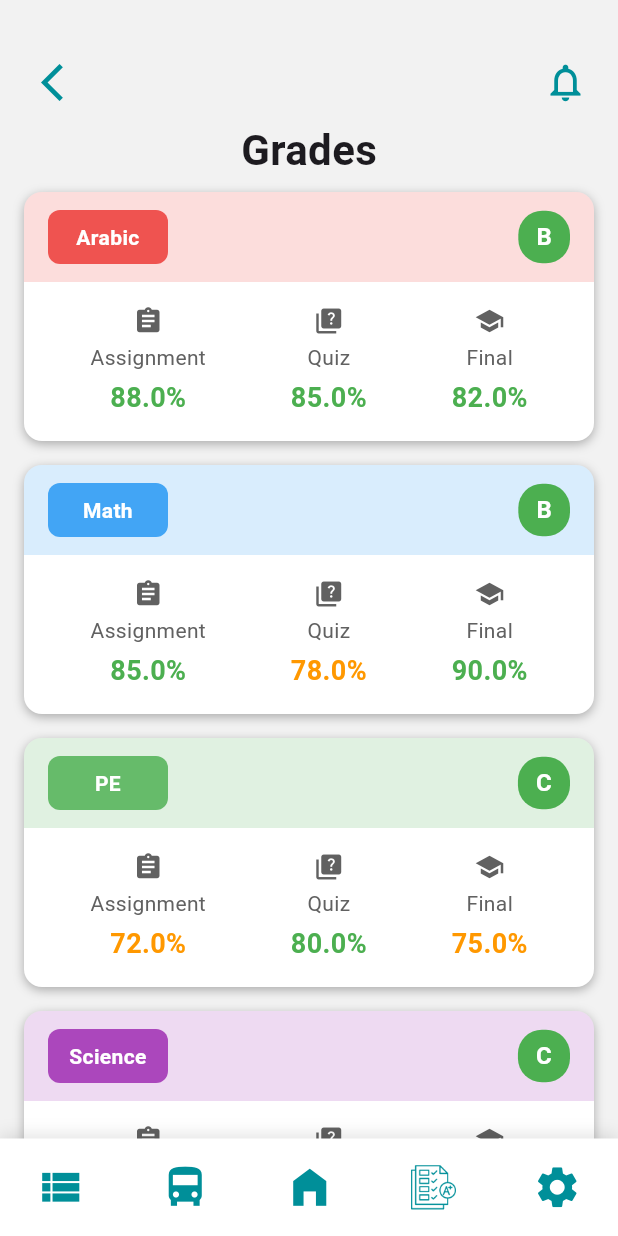
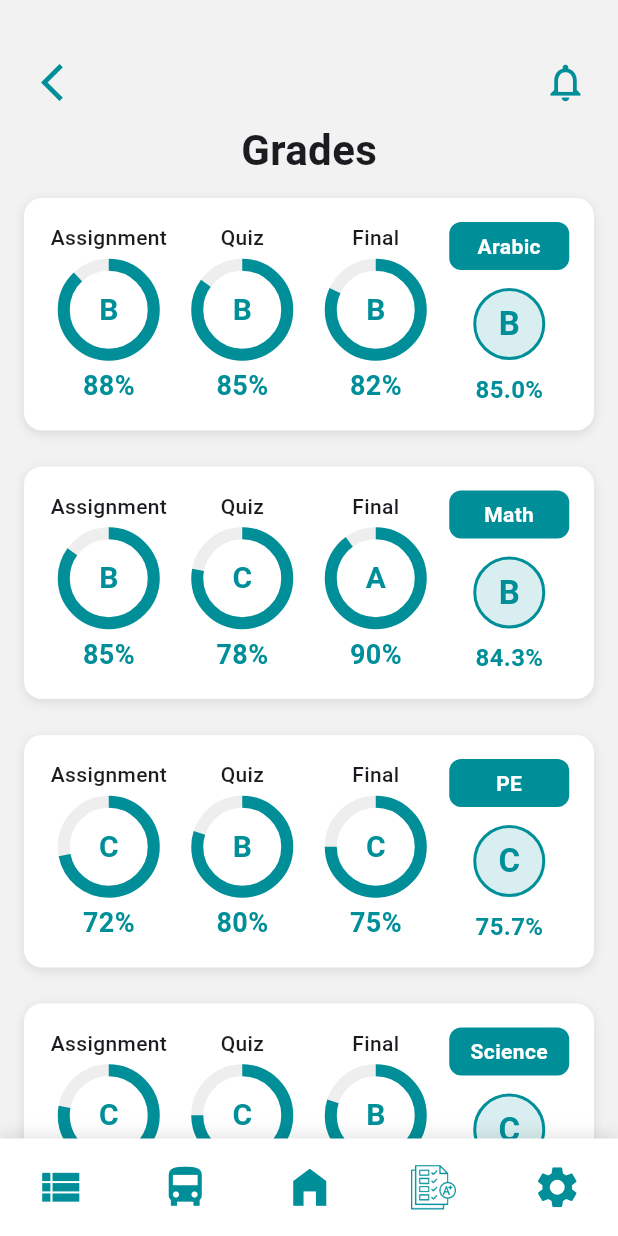
Before and after one commit to aliKhaledIbnAlwalid/Education1Nourish, a Flutter app: the GradeScreenBody screen opened directly, on a phone screen of 412 x 824 dp. Run offline on Flutter 3.47's test engine with Material 3 defaults, Android fonts, the phone set to English and light mode, and no system bars; our stand-ins replace bloc, concentric_transition, dio, dotted_border, equatable, file_picker and 10 more; accounts and stored records are empty; network calls fail.

Commit message:
finishing grade screen ui, updating ndk to 26, enhancing app bar and the more in the road

```diff
--- a/lib/features/Parent/features/Grade/presentation/views/widgets/grade_column.dart
+++ b/lib/features/Parent/features/Grade/presentation/views/widgets/grade_column.dart
@@ -1,52 +1,108 @@
+import 'package:edunourish/core/utils/constants.dart';
+import 'package:edunourish/features/Parent/core/utils/styles.dart';
 import 'package:flutter/material.dart';
 
-class GradeColumn extends StatelessWidget {
+class GradeColumn extends StatefulWidget {
   final String label;
   final double grade;
-  final bool showIcon;
-  final IconData? icon;
+  final bool isAnimated;
+  final Duration animationDuration;
 
   const GradeColumn({
     super.key,
     required this.label,
     required this.grade,
-    this.showIcon = false,
-    this.icon,
+    this.isAnimated = true,
+    this.animationDuration = const Duration(milliseconds: 800),
   });
 
   @override
+  _GradeColumnState createState() => _GradeColumnState();
+}
+
+class _GradeColumnState extends State<GradeColumn> {
+  late bool _shouldAnimate;
+
+  @override
+  void initState() {
+    super.initState();
+    _shouldAnimate = widget.isAnimated;
+  }
+
+  // Compute percentage for the progress indicator
+  double get _percentage => widget.grade / 100;
+
+  @override
   Widget build(BuildContext context) {
-    // Determine color based on grade
-    Color gradeColor;
-    if (grade >= 80) {
-      gradeColor = Colors.green;
-    } else if (grade >= 70) {
-      gradeColor = Colors.orange;
-    } else {
-      gradeColor = Colors.red;
-    }
-
     return Column(
+      mainAxisSize: MainAxisSize.min,
       children: [
-        if (showIcon && icon != null) Icon(icon, size: 20, color: Colors.grey.shade700),
-        const SizedBox(height: 4),
         Text(
-          label,
-          style: TextStyle(
-            fontSize: 14,
-            color: Colors.grey.shade700,
+          widget.label,
+          style: mainText14.copyWith(
+            fontWeight: FontWeight.w500,
           ),
         ),
-        const SizedBox(height: 4),
+        const SizedBox(height: 8),
+        _shouldAnimate
+            ? TweenAnimationBuilder<double>(
+                tween: Tween<double>(begin: 0.0, end: _percentage),
+                duration: widget.animationDuration,
+                onEnd: () {
+                  setState(() {
+                    _shouldAnimate = false;
+                  });
+                },
+                builder: (context, value, child) {
+                  return _buildGradeIndicator(value);
+                },
+              )
+            : _buildGradeIndicator(_percentage),
+        const SizedBox(height: 8),
         Text(
-          '$grade%',
+          '${widget.grade.toInt()}%',
           style: TextStyle(
             fontSize: 18,
             fontWeight: FontWeight.bold,
-            color: gradeColor,
+            color: ourMainColor,
           ),
         ),
       ],
     );
   }
+
+  Widget _buildGradeIndicator(double value) {
+    final letter = _getLetterGrade(widget.grade);
+    return Stack(
+      alignment: Alignment.center,
+      children: [
+        SizedBox(
+          height: 60,
+          width: 60,
+          child: CircularProgressIndicator(
+            value: value,
+            strokeWidth: 8,
+            backgroundColor: Colors.grey.shade200,
+            color: ourMainColor,
+          ),
+        ),
+        Text(
+          letter,
+          style: TextStyle(
+            fontSize: 20,
+            fontWeight: FontWeight.bold,
+            color: ourMainColor,
+          ),
+        ),
+      ],
+    );
+  }
+
+  String _getLetterGrade(double grade) {
+    if (grade >= 90) return 'A';
+    if (grade >= 80) return 'B';
+    if (grade >= 70) return 'C';
+    if (grade >= 60) return 'D';
+    return 'F';
+  }
 }
--- a/lib/features/Parent/features/Grade/presentation/views/widgets/grade_screen_body.dart
+++ b/lib/features/Parent/features/Grade/presentation/views/widgets/grade_screen_body.dart
@@ -1,182 +1,92 @@
-
+import 'package:edunourish/core/utils/constants.dart';
 import 'package:edunourish/features/Parent/core/utils/styles.dart';
 import 'package:edunourish/features/Parent/core/widgets/base_scaffold.dart';
 import 'package:edunourish/features/Parent/features/Grade/presentation/views/widgets/grade_column.dart';
 import 'package:flutter/material.dart';
 import 'subject_class.dart';
 
-class GradeScreenBody extends StatelessWidget {
+class GradeScreenBody extends StatefulWidget {
   const GradeScreenBody({super.key});
 
-  // Helper method to get letter grade based on numerical grade
-  String _getLetterGrade(double grade) {
-    if (grade >= 90) return 'A';
-    if (grade >= 80) return 'B';
-    if (grade >= 70) return 'C';
-    if (grade >= 60) return 'D';
-    return 'F';
+  @override
+  _GradeScreenBodyState createState() => _GradeScreenBodyState();
+}
+
+class _GradeScreenBodyState extends State<GradeScreenBody> {
+  bool _firstLoad = true;
+
+  @override
+  void initState() {
+    super.initState();
+    WidgetsBinding.instance.addPostFrameCallback((_) {
+      setState(() {
+        _firstLoad = false;
+      });
+    });
   }
 
   @override
   Widget build(BuildContext context) {
     final List<Subject> subjects = [
-      Subject(
-          name: "Arabic",
-          assignmentGrade: 88,
-          quizGrade: 85,
-          finalGrade: 82,
-          color: Colors.red.shade400),
-      Subject(
-          name: "Math",
-          assignmentGrade: 85,
-          quizGrade: 78,
-          finalGrade: 90,
-          color: Colors.blue.shade400),
-      Subject(
-          name: "PE",
-          assignmentGrade: 72,
-          quizGrade: 80,
-          finalGrade: 75,
-          color: Colors.green.shade400),
-      Subject(
-          name: "Science",
-          assignmentGrade: 78,
-          quizGrade: 75,
-          finalGrade: 80,
-          color: Colors.purple.shade400),
-      Subject(
-          name: "ICT",
-          assignmentGrade: 95,
-          quizGrade: 92,
-          finalGrade: 88,
-          color: Colors.orange.shade400),
-      Subject(
-          name: "English",
-          assignmentGrade: 83,
-          quizGrade: 66,
-          finalGrade: 89,
-          color: Colors.teal.shade400),
+      Subject(name: "Arabic", assignmentGrade: 88, quizGrade: 85, finalGrade: 82, ),
+      Subject(name: "Math",   assignmentGrade: 85, quizGrade: 78, finalGrade: 90, ),
+      Subject(name: "PE",     assignmentGrade: 72, quizGrade: 80, finalGrade: 75, ),
+      Subject(name: "Science",assignmentGrade: 78, quizGrade: 75, finalGrade: 80, ),
+      Subject(name: "ICT",    assignmentGrade: 95, quizGrade: 92, finalGrade: 88, ),
+      Subject(name: "English",assignmentGrade: 83, quizGrade: 66, finalGrade: 89, ),
     ];
 
     return BaseScaffold(
       child: Column(
+
+        crossAxisAlignment: CrossAxisAlignment.center,
         children: [
-
-          const Text("Grades", style: textBold28),
-
+          Text("Grades", style: textBold28),
           Expanded(
             child: ListView.builder(
               itemCount: subjects.length,
               itemBuilder: (context, index) {
                 final subject = subjects[index];
-                final avgGrade = (subject.assignmentGrade +
-                        subject.quizGrade +
-                        subject.finalGrade) /
-                    3;
-                final letterGrade = _getLetterGrade(avgGrade);
-
+                final avgGrade = (subject.assignmentGrade + subject.quizGrade + subject.finalGrade) / 3;
                 return Container(
-                  margin:
-                      const EdgeInsets.symmetric(horizontal: 16, vertical: 8),
+                  margin: const EdgeInsets.symmetric(horizontal: 16, vertical: 12),
+                  padding: const EdgeInsets.symmetric(vertical: 16, horizontal: 12),
                   decoration: BoxDecoration(
                     color: Colors.white,
                     borderRadius: BorderRadius.circular(12),
                     boxShadow: [
                       BoxShadow(
-                        color: Colors.black.withValues(alpha:  0.3),
+                        color: Colors.black.withOpacity(0.1),
                         blurRadius: 5,
                         offset: const Offset(0, 2),
                       ),
                     ],
                   ),
-                  child: Column(
-                    crossAxisAlignment: CrossAxisAlignment.start,
+                  child: Row(
                     children: [
-                      // Subject header with color bar
-                      Container(
-                        padding: const EdgeInsets.symmetric(
-                            horizontal: 16, vertical: 12),
-                        decoration: BoxDecoration(
-                          color: subject.color.withValues(alpha:  0.2),
-                          borderRadius: const BorderRadius.only(
-                            topLeft: Radius.circular(12),
-                            topRight: Radius.circular(12),
-                          ),
-                        ),
-                        child: Row(
-                          mainAxisAlignment: MainAxisAlignment.spaceBetween,
-                          children: [
-                            Container(
-                              constraints: const BoxConstraints(
-                                minWidth: 80, // Minimum width
-                                maxWidth: 180, // Maximum width
-                              ),
-                              padding: const EdgeInsets.all(8),
-                              decoration: BoxDecoration(
-                                color: subject.color,
-                                borderRadius:
-                                    BorderRadius.circular(8), // Rounded corners
-                              ),
-                              child: Text(
-                                subject.name,
-                                textAlign: TextAlign.center,
-                                style: const TextStyle(
-                                  color: Colors.white,
-                                  fontWeight: FontWeight.bold,
-                                ),
-                                overflow: TextOverflow
-                                    .ellipsis, // Prevents overflow issues
-                                maxLines:
-                                    1, // Ensures text stays in a single line
-                              ),
-                            ),
-                            Container(
-                              padding: const EdgeInsets.symmetric(
-                                  horizontal: 12, vertical: 6),
-                              decoration: BoxDecoration(
-                                color:
-                                    avgGrade >= 70 ? Colors.green : Colors.red,
-                                borderRadius: BorderRadius.circular(16),
-                              ),
-                              child: Text(
-                                letterGrade,
-                                style: const TextStyle(
-                                  color: Colors.white,
-                                  fontWeight: FontWeight.bold,
-                                  fontSize: 16,
-                                ),
-                              ),
-                            ),
-                          ],
+                      Expanded(
+                        child: GradeColumn(
+                          label: 'Assignment',
+                          grade: subject.assignmentGrade,
+                          isAnimated: _firstLoad,
                         ),
                       ),
-
-                      // Grade details
-                      Padding(
-                        padding: const EdgeInsets.all(16),
-                        child: Row(
-                          mainAxisAlignment: MainAxisAlignment.spaceAround,
-                          children: [
-                            GradeColumn(
-                              label: 'Assignment',
-                              grade: subject.assignmentGrade,
-                              showIcon: true,
-                              icon: Icons.assignment,
-                            ),
-                            GradeColumn(
-                              label: 'Quiz',
-                              grade: subject.quizGrade,
-                              showIcon: true,
-                              icon: Icons.quiz,
-                            ),
-                            GradeColumn(
-                              label: 'Final',
-                              grade: subject.finalGrade,
-                              showIcon: true,
-                              icon: Icons.school,
-                            ),
-                          ],
+                      Expanded(
+                        child: GradeColumn(
+                          label: 'Quiz',
+                          grade: subject.quizGrade,
+                          isAnimated: _firstLoad,
                         ),
+                      ),
+                      Expanded(
+                        child: GradeColumn(
+                          label: 'Final',
+                          grade: subject.finalGrade,
+                          isAnimated: _firstLoad,
+                        ),
+                      ),
+                      Expanded(
+                        child: _buildSubjectColumn(subject.name, avgGrade),
                       ),
                     ],
                   ),
@@ -188,4 +98,60 @@ class GradeScreenBody extends StatelessWidget {
       ),
     );
   }
+
+  Widget _buildSubjectColumn(String subjectName, double avgGrade) {
+    final letterGrade = _getLetterGrade(avgGrade);
+
+
+    return Column(
+      mainAxisSize: MainAxisSize.min,
+      children: [
+        Container(
+          constraints: const BoxConstraints(minWidth: 80, maxWidth: 110),
+          padding: const EdgeInsets.symmetric(horizontal: 12, vertical: 6),
+          decoration: BoxDecoration(
+            color: ourMainColor,
+            borderRadius: BorderRadius.circular(8),
+          ),
+          child: Text(
+            subjectName,
+            textAlign: TextAlign.center,
+            style: const TextStyle(color: Colors.white, fontWeight: FontWeight.bold, fontSize: 14),
+            overflow: TextOverflow.ellipsis,
+            maxLines: 1,
+          ),
+        ),
+        const SizedBox(height: 12),
+        Container(
+          width: 48,
+          height: 48,
+          decoration: BoxDecoration(
+            color: ourMainColor.withOpacity(0.15),
+            shape: BoxShape.circle,
+            border: Border.all(color: ourMainColor, width: 2),
+          ),
+          alignment: Alignment.center,
+          child: Text(
+            letterGrade,
+            style: const TextStyle(fontSize: 22, fontWeight: FontWeight.bold, color: ourMainColor),
+          ),
+        ),
+        const SizedBox(height: 8),
+        Text(
+          '${avgGrade.toStringAsFixed(1)}%',
+          style: const TextStyle(fontSize: 16, fontWeight: FontWeight.w600, color: ourMainColor),
+        ),
+      ],
+    );
+  }
+
+  String _getLetterGrade(double grade) {
+    if (grade >= 90) return 'A';
+    if (grade >= 80) return 'B';
+    if (grade >= 70) return 'C';
+    if (grade >= 60) return 'D';
+    return 'F';
+  }
+
+
 }
--- a/lib/features/Parent/features/Grade/presentation/views/widgets/subject_class.dart
+++ b/lib/features/Parent/features/Grade/presentation/views/widgets/subject_class.dart
@@ -5,13 +5,13 @@ class Subject {
   final double assignmentGrade;
   final double quizGrade;
   final double finalGrade;
-  final Color color;
+
 
   Subject({
     required this.name,
     required this.assignmentGrade,
     required this.quizGrade,
     required this.finalGrade,
-    this.color = Colors.blue,
+
   });
 }
```
Also changed, not shown: 126 other files.
